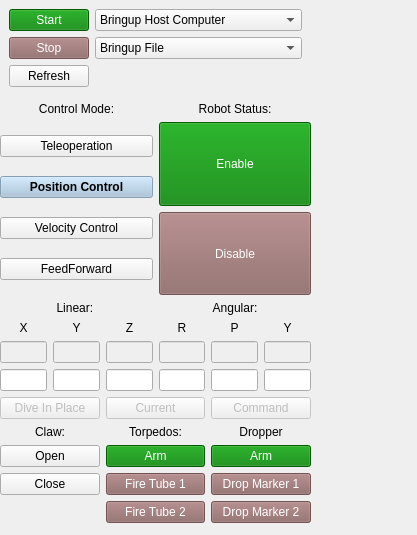
The window that riptide_rviz/src/ControlPanel.ui (osu-uwrt/riptide_rvis) describes before a commit, drawn with Qt 5.
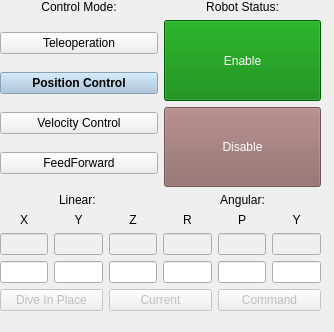
The same window after the commit.

```diff
--- a/riptide_rviz/src/ControlPanel.ui
+++ b/riptide_rviz/src/ControlPanel.ui
@@ -6,8 +6,8 @@
    <rect>
     <x>0</x>
     <y>0</y>
-    <width>417</width>
-    <height>535</height>
+    <width>334</width>
+    <height>332</height>
    </rect>
   </property>
   <property name="windowTitle">
@@ -18,80 +18,11 @@
     <rect>
      <x>0</x>
      <y>0</y>
-     <width>311</width>
-     <height>523</height>
+     <width>321</width>
+     <height>311</height>
     </rect>
    </property>
    <layout class="QVBoxLayout" name="layout">
-    <item>
-     <widget class="QWidget" name="bringup" native="true">
-      <layout class="QFormLayout" name="formLayout">
-       <item row="1" column="1">
-        <widget class="QComboBox" name="bringupFile">
-         <property name="toolTip">
-          <string>Bringup file to run</string>
-         </property>
-         <item>
-          <property name="text">
-           <string>Bringup File</string>
-          </property>
-         </item>
-        </widget>
-       </item>
-       <item row="0" column="1">
-        <widget class="QComboBox" name="bringupHost">
-         <property name="toolTip">
-          <string>Bringup Host Computer</string>
-         </property>
-         <item>
-          <property name="text">
-           <string>Bringup Host Computer</string>
-          </property>
-         </item>
-        </widget>
-       </item>
-       <item row="1" column="0">
-        <widget class="QPushButton" name="bringupStop">
-         <property name="enabled">
-          <bool>false</bool>
-         </property>
-         <property name="styleSheet">
-          <string notr="true">QPushButton {color: white; background:red;}
-
-QPushButton:!enabled{color:white; background: rgb(140, 100, 100)}</string>
-         </property>
-         <property name="text">
-          <string>Stop</string>
-         </property>
-        </widget>
-       </item>
-       <item row="0" column="0">
-        <widget class="QPushButton" name="bringupStart">
-         <property name="enabled">
-          <bool>true</bool>
-         </property>
-         <property name="styleSheet">
-          <string notr="true">QPushButton {color: white; background: green;}
-QPushButton:!enabled{color: white; background: rgb(100, 130, 110);}</string>
-         </property>
-         <property name="text">
-          <string>Start</string>
-         </property>
-        </widget>
-       </item>
-       <item row="2" column="0">
-        <widget class="QPushButton" name="bringupRefresh">
-         <property name="enabled">
-          <bool>true</bool>
-         </property>
-         <property name="text">
-          <string>Refresh</string>
-         </property>
-        </widget>
-       </item>
-      </layout>
-     </widget>
-    </item>
     <item>
      <layout class="QGridLayout" name="control">
       <item row="1" column="0">
@@ -397,136 +328,6 @@
       </item>
      </layout>
     </item>
-    <item>
-     <layout class="QGridLayout" name="actuators">
-      <item row="3" column="2">
-       <widget class="QPushButton" name="actDrop2">
-        <property name="enabled">
-         <bool>false</bool>
-        </property>
-        <property name="styleSheet">
-         <string notr="true">QPushButton {color: white; background:red;}
-
-QPushButton:!enabled{color:white; background: rgb(140, 100, 100)}</string>
-        </property>
-        <property name="text">
-         <string>Drop Marker 2</string>
-        </property>
-       </widget>
-      </item>
-      <item row="0" column="2">
-       <widget class="QLabel" name="label_5">
-        <property name="text">
-         <string>Dropper</string>
-        </property>
-        <property name="alignment">
-         <set>Qt::AlignBottom|Qt::AlignHCenter</set>
-        </property>
-       </widget>
-      </item>
-      <item row="3" column="1">
-       <widget class="QPushButton" name="actTorp2">
-        <property name="enabled">
-         <bool>false</bool>
-        </property>
-        <property name="styleSheet">
-         <string notr="true">QPushButton {color: white; background:red;}
-
-QPushButton:!enabled{color:white; background: rgb(140, 100, 100)}</string>
-        </property>
-        <property name="text">
-         <string>Fire Tube 2</string>
-        </property>
-       </widget>
-      </item>
-      <item row="1" column="1">
-       <widget class="QPushButton" name="actTorpArm">
-        <property name="styleSheet">
-         <string notr="true">QPushButton {color: white; background: green;}
-QPushButton:!enabled{color: white; background: rgb(100, 130, 110);}</string>
-        </property>
-        <property name="text">
-         <string>Arm</string>
-        </property>
-       </widget>
-      </item>
-      <item row="0" column="0">
-       <widget class="QLabel" name="label_3">
-        <property name="text">
-         <string>Claw:</string>
-        </property>
-        <property name="alignment">
-         <set>Qt::AlignBottom|Qt::AlignHCenter</set>
-        </property>
-       </widget>
-      </item>
-      <item row="2" column="2">
-       <widget class="QPushButton" name="actDrop1">
-        <property name="enabled">
-         <bool>false</bool>
-        </property>
-        <property name="styleSheet">
-         <string notr="true">QPushButton {color: white; background:red;}
-
-QPushButton:!enabled{color:white; background: rgb(140, 100, 100)}</string>
-        </property>
-        <property name="text">
-         <string>Drop Marker 1</string>
-        </property>
-       </widget>
-      </item>
-      <item row="2" column="1">
-       <widget class="QPushButton" name="actTorp1">
-        <property name="enabled">
-         <bool>false</bool>
-        </property>
-        <property name="styleSheet">
-         <string notr="true">QPushButton {color: white; background:red;}
-
-QPushButton:!enabled{color:white; background: rgb(140, 100, 100)}</string>
-        </property>
-        <property name="text">
-         <string>Fire Tube 1</string>
-        </property>
-       </widget>
-      </item>
-      <item row="2" column="0">
-       <widget class="QPushButton" name="actClawClose">
-        <property name="text">
-         <string>Close</string>
-        </property>
-       </widget>
-      </item>
-      <item row="1" column="2">
-       <widget class="QPushButton" name="actDropArm">
-        <property name="styleSheet">
-         <string notr="true">QPushButton {color: white; background: green;}
-QPushButton:!enabled{color: white; background: rgb(100, 130, 110);}</string>
-        </property>
-        <property name="text">
-         <string>Arm</string>
-        </property>
-       </widget>
-      </item>
-      <item row="1" column="0">
-       <widget class="QPushButton" name="actClawOpen">
-        <property name="text">
-         <string>Open</string>
-        </property>
-       </widget>
-      </item>
-      <item row="0" column="1">
-       <widget class="QLabel" name="label_4">
-        <property name="text">
-         <string>Torpedos:</string>
-        </property>
-        <property name="alignment">
-         <set>Qt::AlignBottom|Qt::AlignHCenter</set>
-        </property>
-       </widget>
-      </item>
-     </layout>
-    </item>
    </layout>
   </widget>
  </widget>
```
